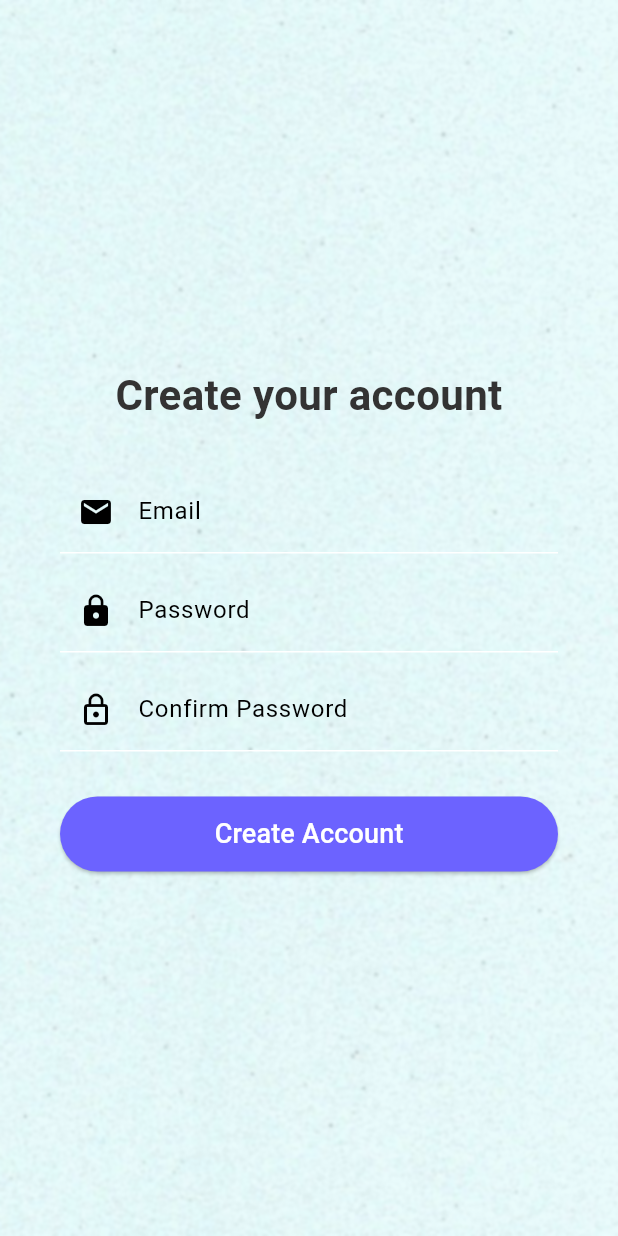
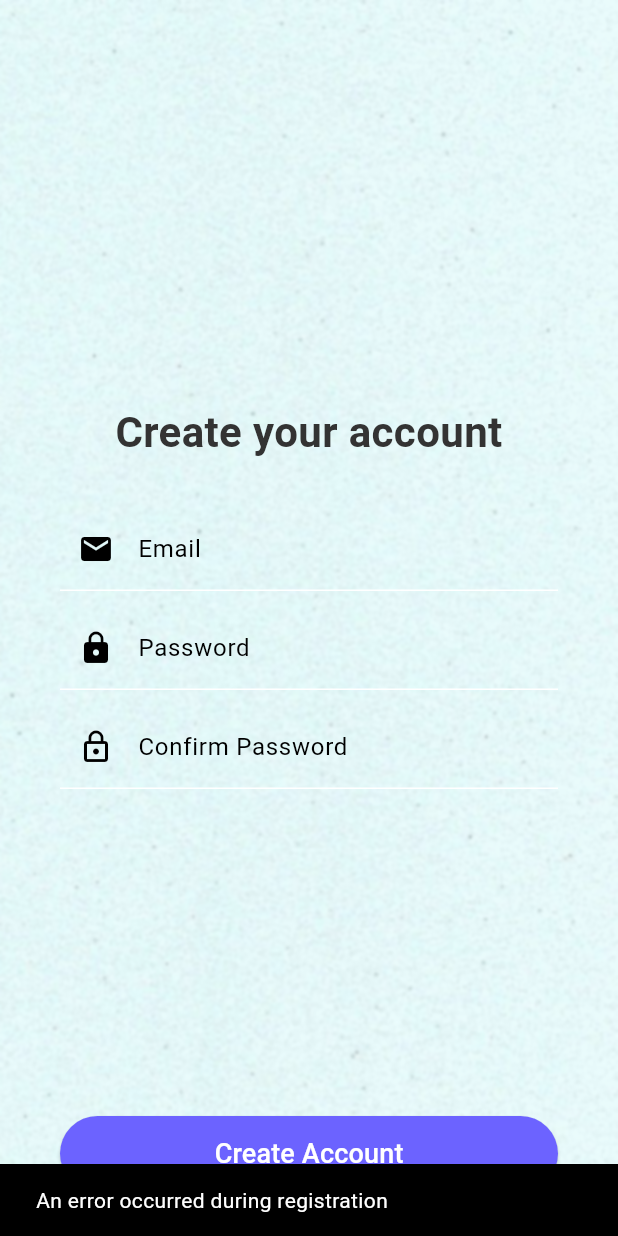
Before and after one commit to pkarmanski-git/BIT_JL_TEAM_FRONT, a Flutter app: the RegisterScreen screen opened directly with empty values, after a tap on "Create Account", on a phone screen of 412 x 824 dp. Run offline on Flutter 3.47's test engine with Material 3 defaults, Android fonts, the phone set to English and light mode, and no system bars; our stand-ins replace flutter_secure_storage, logger, sqflite, swipe_cards; accounts and stored records are empty.

Commit message:
- added quiz after registration

```diff
--- a/lib/rest/hobby_service/dto/register_dto.dart
+++ b/lib/rest/hobby_service/dto/register_dto.dart
@@ -1,15 +1,13 @@
 class RegisterDTO{
-  String username;
   String email;
   String password;
   String passwordRepeated;
 
-  RegisterDTO(this.username, this.email, this.password, this.passwordRepeated);
+  RegisterDTO(this.email, this.password, this.passwordRepeated);
 
   @override
   Map<String, dynamic> toJson() {
     return {
-      'username': username,
       'email': email,
       'password': password,
       'passwordRepeated': passwordRepeated,
--- a/lib/screens/register_screen.dart
+++ b/lib/screens/register_screen.dart
@@ -1,44 +1,58 @@
 import 'dart:ui';
 import 'package:flutter/material.dart';
+import 'package:jl_team_front_bit/screens/quiz_screen.dart';
 import '../constants/colors.dart';
-import 'package:http/http.dart' as http;
+import '../enums/service_errors.dart';
+import '../model/service_response.dart';
 import '../service/service.dart';
 
-class RegisterScreen extends StatelessWidget {
-  final Service service;  // Dodaj Service jako pole
+class RegisterScreen extends StatefulWidget {
+  final Service service;
 
-  // Konstruktor przyjmujący Service jako argument
   const RegisterScreen({super.key, required this.service});
 
-  Future<void> _register(String email, String password, String confirmPassword) async {
-    if (password != confirmPassword) {
-      print('Passwords do not match!');
-      return;
+  @override
+  _RegisterScreenState createState() => _RegisterScreenState();
 }
 
-    final response = await http.post(
-      Uri.parse('https://twoj-backend.com/api/register'),
-      body: {
-        'email': email,
-        'password': password,
-      },
+class _RegisterScreenState extends State<RegisterScreen> {
+  final emailController = TextEditingController();
+  final passwordController = TextEditingController();
+  final confirmPasswordController = TextEditingController();
+
+  bool isLoading = false;
+
+  Future<void> _register() async {
+    setState(() {
+      isLoading = true;
+    });
+
+    ServiceResponse response = await widget.service.register(
+      emailController.text,
+      passwordController.text,
+      confirmPasswordController.text,
     );
 
-    if (response.statusCode == 200) {
-      // Obsługa rejestracji
-      print('Registration successful!');
+    setState(() {
+      isLoading = false;
+    });
+
+    if (response.error == ServiceErrors.ok) {
+      Navigator.pushReplacement(
+        context,
+        MaterialPageRoute(
+          builder: (context) => QuizScreen(service: widget.service),
+        ),
+      );
     } else {
-      // Obsługa błędów
-      print('Registration error: ${response.body}');
+      ScaffoldMessenger.of(context).showSnackBar(
+        SnackBar(content: Text('An error occurred during registration')),
+      );
     }
   }
 
   @override
   Widget build(BuildContext context) {
-    final emailController = TextEditingController();
-    final passwordController = TextEditingController();
-    final confirmPasswordController = TextEditingController();
-
     return Scaffold(
       body: Stack(
         children: [
@@ -106,8 +120,16 @@ class RegisterScreen extends StatelessWidget {
                     obscureText: true,
                   ),
                   const SizedBox(height: 30),
-                  // Register button
-                  ElevatedButton(
+                ],
+              ),
+            ),
+          ),
+          // Positioned Register button at the bottom
+          Positioned(
+            bottom: 30, // Distance from bottom edge of screen
+            left: 40,   // Same left padding as the other elements
+            right: 40,  // Same right padding as the other elements
+            child: ElevatedButton(
               style: ElevatedButton.styleFrom(
                 backgroundColor: AppColors.buttonColor,
                 minimumSize: const Size(double.infinity, 50),
@@ -115,22 +137,15 @@ class RegisterScreen extends StatelessWidget {
                   borderRadius: BorderRadius.circular(25),
                 ),
               ),
-                    onPressed: () {
-                      _register(
-                        emailController.text,
-                        passwordController.text,
-                        confirmPasswordController.text,
-                      );
-                    },
-                    child: Text(
+              onPressed: isLoading ? null : _register, // Wywołanie _register, jeśli nie trwa ładowanie
+              child: isLoading
+                  ? CircularProgressIndicator(color: AppColors.buttonTextColor) // Wskaźnik ładowania
+                  : Text(
                 'Create Account',
                 style: TextStyle(
                   color: AppColors.buttonTextColor,
                   fontSize: 18,
                 ),
-                    ),
-                  ),
-                ],
               ),
             ),
           ),
--- a/lib/service/service.dart
+++ b/lib/service/service.dart
@@ -26,15 +26,15 @@ class Service {
     config = await loadConfig();
     restRepository = RestRepository(config: config);
     String? refreshToken = await storage.read(key: 'refreshToken');
-    if(refreshToken != null && refreshToken != "") {
-      await this.refreshToken(refreshToken);
-    }
+    // if(refreshToken != null && refreshToken != "") {
+    //   await this.refreshToken(refreshToken);
+    // }
   }
 
 
-  Future<ServiceResponse> register(String userName, String email, String password, String repeatedPassword) async{
+  Future<ServiceResponse> register(String email, String password, String repeatedPassword) async{
     try{
-      RegisterDTO registerDTO = RegisterDTO(userName, email, password, repeatedPassword);
+      RegisterDTO registerDTO = RegisterDTO(email, password, repeatedPassword);
       await restRepository.register(registerDTO);
       return ServiceResponse(data: null, error: ServiceErrors.ok);
     }catch (e){
```
Also changed, not shown: lib/home_page.dart (deleted, +0 -24 lines), lib/model/question.dart (added, +7 -0 lines), lib/screens/quiz_screen.dart (renamed from lib/quiz_page.dart, +13 -27 lines). Lines whose indentation alone changed are shown as unchanged.
